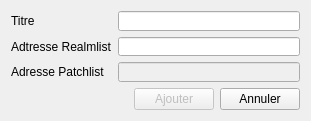
Qt form FenNouveau.ui (Zxb12/EasyRealm) before a commit.
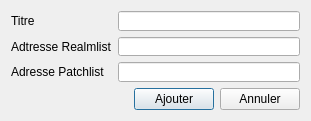
The same form after that commit.

Diff of the .ui file:
```diff
--- a/FenNouveau.ui
+++ b/FenNouveau.ui
@@ -67,7 +67,7 @@
      <item row="2" column="1">
       <widget class="QLineEdit" name="ui_patchlist">
        <property name="enabled">
-        <bool>false</bool>
+        <bool>true</bool>
        </property>
       </widget>
      </item>
@@ -89,7 +89,7 @@
    <item row="1" column="1">
     <widget class="QPushButton" name="ui_btnAjouter">
      <property name="enabled">
-      <bool>false</bool>
+      <bool>true</bool>
      </property>
      <property name="text">
       <string>Ajouter</string>
```
